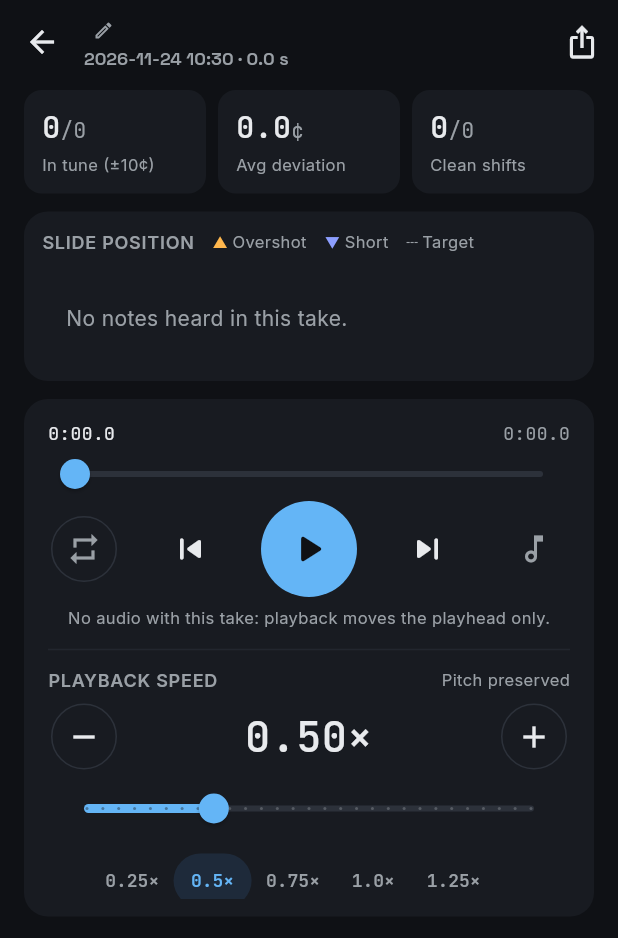
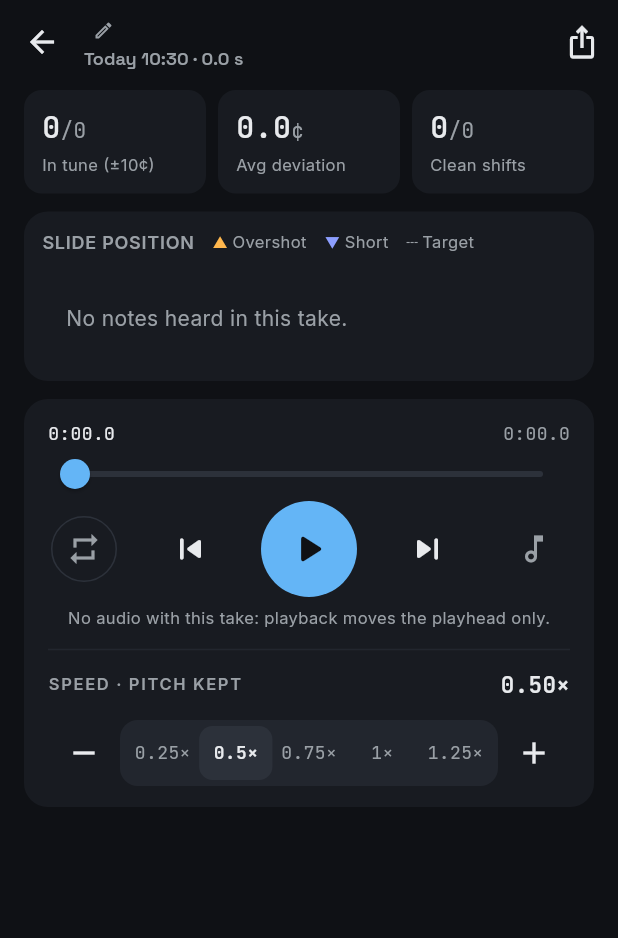
Before and after one commit to eddimull/slide-distance-display, a Flutter app: the ReviewScreen screen opened directly with empty values, on a phone screen of 412 x 824 dp. Shown: the top 938 px of the screen. Run offline on Flutter 3.47's test engine with Material 3 defaults, Android fonts, the phone set to English and light mode, and no system bars; our stand-ins replace flutter_blue_plus, google_sign_in, just_audio, share_plus, shared_preferences, sign_in_with_apple and 1 more; missing offline and left inert: dart:js_interop, google_sign_in_web, record; accounts and stored records are empty.

Commit message:
feat(app): Takes, Recording and Review in the design system
Stage 3 of the redesign:
- Takes: the full-width red Record take button instead of the FAB, a
  RECENT label, an empty state, the trend card says '3.4¢ better', and
  deleting uses the destructive button
- dates read 'Today 14:05', 'Yesterday 19:20', 'Nov 21' (ui/when.dart),
  on Takes and Review
- Review: speed is the design's label and one segmented control of the
  presets, with − / + for 0.05× steps (the slider is gone); units get their
  space ('246 ms', '0 s')
- Recording: the position in the mono numbers, the note in Space Grotesk

Co-Authored-By: Claude Opus 5.5 <noreply@anthropic.com>

```diff
--- a/app/slidepod/lib/review_screen.dart
+++ b/app/slidepod/lib/review_screen.dart
@@ -13,6 +13,8 @@ import 'take_analysis.dart';
 import 'take_export.dart';
 import 'take_store.dart';
 import 'take_style.dart';
+import 'ui/seventh.dart';
+import 'ui/when.dart';
 import 'take_timeline.dart';
 
 /// One take, analysed: the timeline, playback at any speed from 0.1× to
@@ -271,9 +273,7 @@ class _ReviewScreenState extends State<ReviewScreen>
   Widget build(BuildContext context) {
     final take = widget.take;
     final started = take.started;
-    String two(int v) => v.toString().padLeft(2, '0');
-    final when = '${started.year}-${two(started.month)}-${two(started.day)} '
-        '${two(started.hour)}:${two(started.minute)}';
+    final when = friendlyWhen(started);
 
     return Scaffold(
       backgroundColor: TakeStyle.ground,
@@ -536,39 +536,66 @@ class _ReviewScreenState extends State<ReviewScreen>
   }
 
   Widget _speedControl() {
-    const range = ReviewScreen.maxSpeed - ReviewScreen.minSpeed;
+    bool on(double p) => (_speed - p).abs() < 0.001;
     return Column(
+      crossAxisAlignment: CrossAxisAlignment.stretch,
       children: [
-        const Row(
+        Row(
           children: [
-            Expanded(
-              child: Text('PLAYBACK SPEED',
-                  style: TakeStyle.sectionLabel,
-                  overflow: TextOverflow.ellipsis),
+            const Expanded(
+              child: Text('SPEED · PITCH KEPT',
+                  style: Seventh.label, overflow: TextOverflow.ellipsis),
             ),
-            Text('Pitch preserved',
-                style: TextStyle(fontSize: 11, color: TakeStyle.muted)),
+            Text('${_speed.toStringAsFixed(2)}×',
+                style: Seventh.mono.copyWith(
+                    fontSize: 15, fontWeight: FontWeight.w600, color: Seventh.text)),
           ],
         ),
-        const SizedBox(height: 4),
+        const SizedBox(height: 10),
         Row(
           children: [
-            IconButton.outlined(
+            IconButton(
               tooltip: 'Slower',
               onPressed: _speed > ReviewScreen.minSpeed + 0.001
                   ? () => _setSpeed(_speed - ReviewScreen.speedStep)
                   : null,
               icon: const Icon(Icons.remove),
             ),
+            // The presets, as the one segmented control.
             Expanded(
-              child: Text('${_speed.toStringAsFixed(2)}×',
-                  textAlign: TextAlign.center,
-                  style: TakeStyle.mono.copyWith(
-                      fontSize: 28,
-                      fontWeight: FontWeight.w500,
-                      color: TakeStyle.text)),
+              child: Container(
+                padding: const EdgeInsets.all(4),
+                decoration: BoxDecoration(
+                    color: Seventh.raised, borderRadius: BorderRadius.circular(12)),
+                child: Row(
+                  children: [
+                    for (final p in ReviewScreen.presets)
+                      Expanded(
+                        child: Material(
+                          color: on(p) ? Seventh.line : Colors.transparent,
+                          borderRadius: BorderRadius.circular(9),
+                          child: InkWell(
+                            borderRadius: BorderRadius.circular(9),
+                            onTap: () => _setSpeed(p),
+                            child: SizedBox(
+                              height: 36,
+                              child: Center(
+                                child: Text(
+                                    '${p == p.roundToDouble() ? p.toInt() : p}×',
+                                    style: Seventh.mono.copyWith(
+                                        fontSize: 12,
+                                        fontWeight: on(p) ? FontWeight.w600 : FontWeight.w400,
+                                        color: on(p) ? Seventh.text : Seventh.muted)),
+                              ),
+                            ),
+                          ),
+                        ),
+                      ),
+                  ],
+                ),
+              ),
             ),
-            IconButton.outlined(
+            IconButton(
               tooltip: 'Faster',
               onPressed: _speed < ReviewScreen.maxSpeed - 0.001
                   ? () => _setSpeed(_speed + ReviewScreen.speedStep)
@@ -577,56 +604,6 @@ class _ReviewScreenState extends State<ReviewScreen>
             ),
           ],
         ),
-        SliderTheme(
-          data: SliderTheme.of(context).copyWith(
-            activeTrackColor: TakeStyle.accent,
-            inactiveTrackColor: TakeStyle.line,
-            thumbColor: TakeStyle.accent,
-            showValueIndicator: ShowValueIndicator.never,
-          ),
-          child: Slider(
-            value: _speed,
-            min: ReviewScreen.minSpeed,
-            max: ReviewScreen.maxSpeed,
-            divisions: (range / ReviewScreen.speedStep).round(),
-            label: '${_speed.toStringAsFixed(2)}×',
-            onChanged: _setSpeed,
-          ),
-        ),
-        LayoutBuilder(builder: (context, box) {
-          // Presets sit under their spot on the slider (24 px track inset).
-          const inset = 24.0;
-          final track = box.maxWidth - 2 * inset;
-          return SizedBox(
-            height: 36,
-            child: Stack(
-              children: [
-                for (final p in ReviewScreen.presets)
-                  Positioned(
-                    left: inset +
-                        track * (p - ReviewScreen.minSpeed) / range -
-                        26,
-                    width: 52,
-                    child: TextButton(
-                      style: TextButton.styleFrom(
-                        padding: EdgeInsets.zero,
-                        minimumSize: const Size(52, 36),
-                        foregroundColor: (_speed - p).abs() < 0.001
-                            ? TakeStyle.accent
-                            : TakeStyle.muted,
-                        backgroundColor: (_speed - p).abs() < 0.001
-                            ? const Color(0xFF1E2A3A)
-                            : null,
-                      ),
-                      onPressed: () => _setSpeed(p),
-                      child: Text('$p×',
-                          style: TakeStyle.mono.copyWith(fontSize: 12)),
-                    ),
-                  ),
-              ],
-            ),
-          );
-        }),
       ],
     );
   }
@@ -685,7 +662,7 @@ class _ReviewScreenState extends State<ReviewScreen>
               ),
               SizedBox(
                 width: 54,
-                child: Text('${s.durationMs}ms',
+                child: Text('${s.durationMs}\u00A0ms',
                     textAlign: TextAlign.right,
                     style: TakeStyle.mono
                         .copyWith(fontSize: 13, color: TakeStyle.text)),
--- a/app/slidepod/lib/take_timeline.dart
+++ b/app/slidepod/lib/take_timeline.dart
@@ -351,7 +351,7 @@ class _TimelinePainter extends CustomPainter {
         (s) => s * pxPerSec >= 44,
         orElse: () => 120);
     for (var s = 0; s <= secs; s += step) {
-      _text(canvas, s == 0 ? '0s' : '$s', Offset(x(s * 1000), axisY - 8), mono,
+      _text(canvas, s == 0 ? '0 s' : '$s', Offset(x(s * 1000), axisY - 8), mono,
           align: TextAlign.center);
     }
 
--- /dev/null
+++ b/app/slidepod/lib/ui/when.dart
@@ -0,0 +1,15 @@
+/// When something happened, as the app says it: "Today 14:05",
+/// "Yesterday 19:20", "Nov 21" (this year), "Nov 21, 2025".
+String friendlyWhen(DateTime t, {DateTime? now}) {
+  final n = now ?? DateTime.now();
+  String two(int v) => v.toString().padLeft(2, '0');
+  final time = '${two(t.hour)}:${two(t.minute)}';
+  final day = DateTime(t.year, t.month, t.day);
+  final today = DateTime(n.year, n.month, n.day);
+  final days = today.difference(day).inDays;
+  if (days == 0) return 'Today $time';
+  if (days == 1) return 'Yesterday $time';
+  const months = ['Jan', 'Feb', 'Mar', 'Apr', 'May', 'Jun', 'Jul', 'Aug', 'Sep', 'Oct', 'Nov', 'Dec'];
+  final date = '${months[t.month - 1]} ${t.day}';
+  return t.year == n.year ? date : '$date, ${t.year}';
+}
```
Also changed, not shown: app/slidepod/lib/record_screen.dart (+7 -4 lines), app/slidepod/lib/takes_screen.dart (+36 -20 lines), 2 other files.
